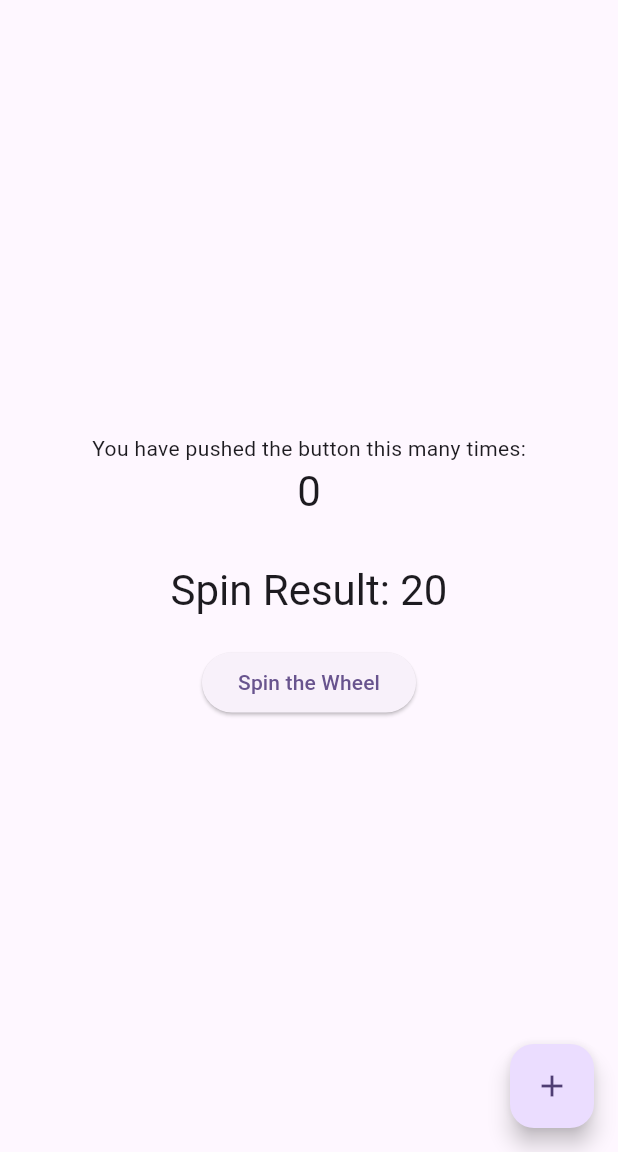
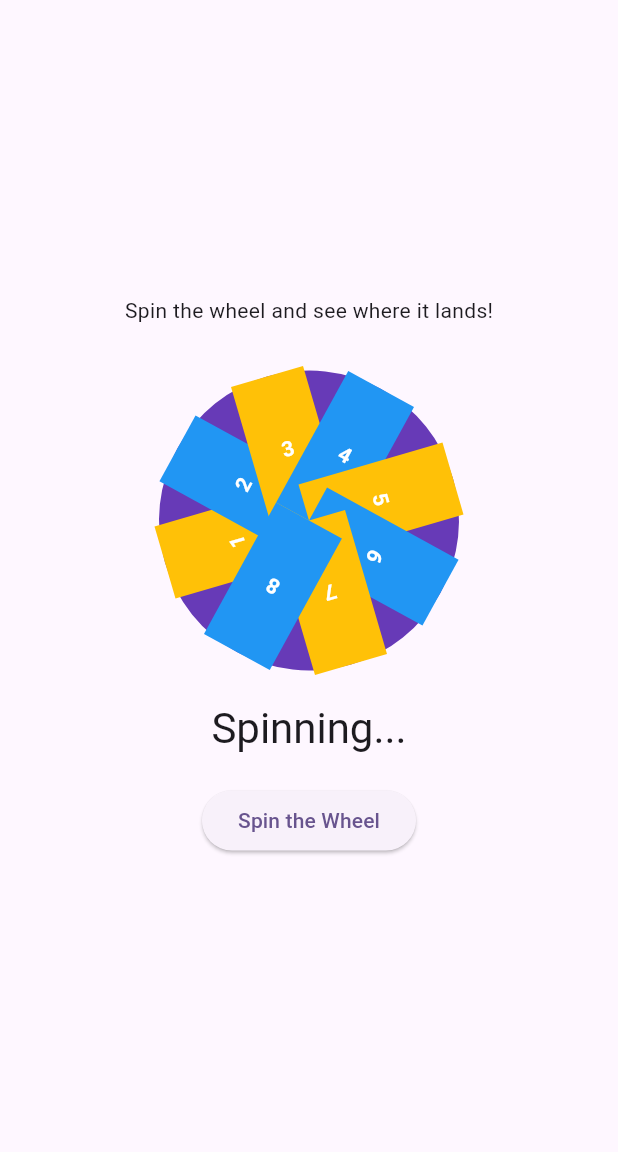
Before and after one commit to PhiNguyen357/CS4080Capstone, a Flutter app: the screen it shows after launch, after a tap on "Spin the Wheel", on a phone screen of 412 x 824 dp, the part 84-1236 px from its top. Run offline on Flutter 3.47's test engine with Material 3 defaults, Android fonts, the phone set to English and light mode, and no system bars.

Commit message:
basic wheel spinning

```diff
--- a/website/lib/main.dart
+++ b/website/lib/main.dart
@@ -1,5 +1,5 @@
 import 'package:flutter/material.dart';
-import 'dart:math'; // Importing Dart's Random class
+import 'dart:math';
 
 void main() {
   runApp(const MyApp());
@@ -30,22 +30,52 @@ class MyHomePage extends StatefulWidget {
   State<MyHomePage> createState() => _MyHomePageState();
 }
 
-class _MyHomePageState extends State<MyHomePage> {
-  int _counter = 0; // This is your counter variable
-  int _randomNumber = 0; // To store the result of the random wheel spin
-  final Random _random = Random(); // Random instance for generating random numbers
+class _MyHomePageState extends State<MyHomePage>
+    with SingleTickerProviderStateMixin {
+  late AnimationController _controller;
+  late Animation<double> _animation;
+  final Random _random = Random();
+  int _spinResult = 0; // Result after the spin
+  double _startAngle = 0; // Starting angle of the wheel
+  double _endAngle = 0; // Ending angle of the wheel
 
-  void _incrementCounter() {
-    setState(() {
-      _counter++;
+  @override
+  void initState() {
+    super.initState();
+    _controller = AnimationController(
+      duration: const Duration(seconds: 3),
+      vsync: this,
+    );
+    _animation = Tween<double>(begin: 0, end: 0).animate(
+      CurvedAnimation(parent: _controller, curve: Curves.easeOut),
+    );
+
+    _controller.addStatusListener((status) {
+      if (status == AnimationStatus.completed) {
+        setState(() {
+          _spinResult = ((_endAngle % (2 * pi)) / (2 * pi / 8)).floor() + 1;
+        });
+      }
     });
   }
 
-  // Function to simulate wheel spin by generating a random number
+  @override
+  void dispose() {
+    _controller.dispose();
+    super.dispose();
+  }
+
   void _spinWheel() {
     setState(() {
-      _randomNumber = _random.nextInt(100); // Generates a number between 0 and 99
+      _startAngle = _endAngle;
+      _endAngle = _startAngle + 2 * pi * 5 + _random.nextDouble() * 2 * pi;
+      _animation = Tween<double>(begin: _startAngle, end: _endAngle).animate(
+        CurvedAnimation(parent: _controller, curve: Curves.easeOut),
+      );
+      _spinResult = 0; // Reset result until the spin stops
     });
+    _controller.reset();
+    _controller.forward();
   }
 
   @override
@@ -59,29 +89,85 @@ class _MyHomePageState extends State<MyHomePage> {
         child: Column(
           mainAxisAlignment: MainAxisAlignment.center,
           children: <Widget>[
-            const Text('You have pushed the button this many times:'),
-            Text(
-              '$_counter',
-              style: Theme.of(context).textTheme.headlineMedium,
+            const Text(
+              'Spin the wheel and see where it lands!',
             ),
             const SizedBox(height: 30),
-            // Displaying the random number generated by the wheel
+            Stack(
+              alignment: Alignment.center,
+              children: [
+                // Arrow pointing to the result
+                const Positioned(
+                  top: 120, // Adjust this value to ensure the arrow aligns with the top
+                  child: Icon(
+                    Icons.arrow_drop_down,
+                    size: 40,
+                    color: Colors.red,
+                  ),
+                ),
+                // The spinning wheel
+                AnimatedBuilder(
+                  animation: _animation,
+                  builder: (context, child) {
+                    return Transform.rotate(
+                      angle: _animation.value,
+                      child: child,
+                    );
+                  },
+                  child: _buildWheel(),
+                ),
+              ],
+            ),
+            const SizedBox(height: 20),
             Text(
-              'Spin Result: $_randomNumber',
+              _spinResult == 0
+                  ? 'Spinning...'
+                  : 'Spin Result: $_spinResult',
               style: Theme.of(context).textTheme.headlineMedium,
             ),
             const SizedBox(height: 20),
             ElevatedButton(
-              onPressed: _spinWheel, // Trigger the spin when pressed
+              onPressed: _spinWheel,
               child: const Text('Spin the Wheel'),
             ),
           ],
         ),
       ),
-      floatingActionButton: FloatingActionButton(
-        onPressed: _incrementCounter,
-        tooltip: 'Increment',
-        child: const Icon(Icons.add),
+    );
+  }
+
+  Widget _buildWheel() {
+    return Container(
+      width: 200,
+      height: 200,
+      decoration: BoxDecoration(
+        shape: BoxShape.circle,
+        color: Colors.deepPurple,
+      ),
+      child: Stack(
+        children: List.generate(8, (index) {
+          final double angle = (index * pi / 4);
+          return Transform.rotate(
+            angle: angle,
+            child: Align(
+              alignment: Alignment.topCenter,
+              child: Container(
+                width: 50,
+                height: 100,
+                color: index % 2 == 0 ? Colors.amber : Colors.blue,
+                child: Center(
+                  child: Text(
+                    '${index + 1}',
+                    style: const TextStyle(
+                      color: Colors.white,
+                      fontWeight: FontWeight.bold,
+                    ),
+                  ),
+                ),
+              ),
+            ),
+          );
+        }),
       ),
     );
   }
```
